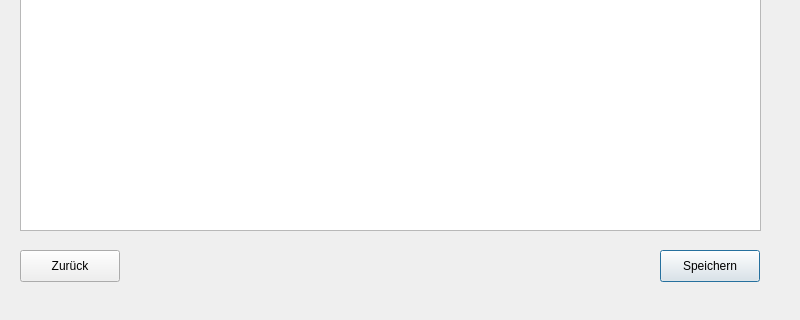
Qt form newnote.ui (as070700/Noteapp) before a commit; both pictures show x 0 to 800 and y 280 to 600 of the 800 by 600 pixel window.
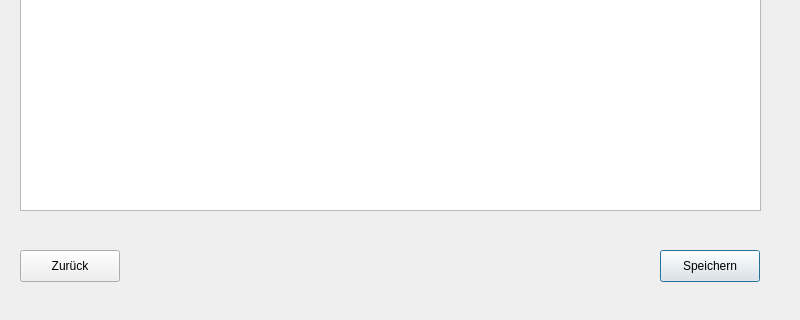
The same form after that commit.

The edit to the form file:
```diff
--- a/newnote.ui
+++ b/newnote.ui
@@ -35,7 +35,7 @@
      <x>20</x>
      <y>120</y>
      <width>741</width>
-     <height>391</height>
+     <height>371</height>
     </rect>
    </property>
    <property name="placeholderText">
@@ -173,6 +173,19 @@
     <string>Notiz schützen?</string>
    </property>
   </widget>
+  <widget class="QLabel" name="errorLabel_newnote">
+   <property name="geometry">
+    <rect>
+     <x>400</x>
+     <y>490</y>
+     <width>361</width>
+     <height>31</height>
+    </rect>
+   </property>
+   <property name="text">
+    <string/>
+   </property>
+  </widget>
  </widget>
  <resources/>
  <connections>
```
